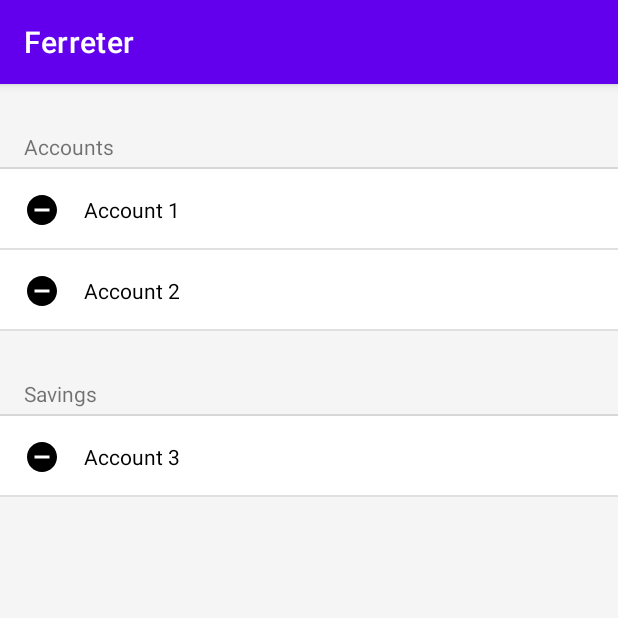
After one commit to trinhan-nguyen/Feretter, an Android app: the DeleteAccountsFragment screen opened through its navigation route, on a phone screen of 412 x 824 dp, the top half of it. The commit adds this screen. Run offline under Robolectric (Android 15) with nearby library versions, the phone set to English and light mode, and no system bars; our stand-ins replace data binding.

Commit message:
Add Delete Accounts: add delete page

```diff
--- a/app/src/main/java/com/paw/ferreter/AccountsFragment.kt
+++ b/app/src/main/java/com/paw/ferreter/AccountsFragment.kt
@@ -4,6 +4,8 @@ import android.os.Bundle
 import android.view.*
 import androidx.databinding.DataBindingUtil
 import androidx.fragment.app.Fragment
+import androidx.navigation.Navigation
+import androidx.navigation.findNavController
 import com.paw.ferreter.databinding.FragmentAccountsBinding
 
 class AccountsFragment : Fragment() {
@@ -37,4 +39,14 @@ class AccountsFragment : Fragment() {
         inflater.inflate(R.menu.accounts_menu, menu)
         super.onCreateOptionsMenu(menu, inflater)
     }
+
+    override fun onOptionsItemSelected(item: MenuItem): Boolean {
+        return when (item.itemId) {
+            R.id.delete_account -> {
+                view?.findNavController()?.navigate(R.id.action_accountsFragment_to_deleteAccountsFragment)
+                true
+            }
+            else -> super.onOptionsItemSelected(item)
+        }
+    }
 }
--- /dev/null
+++ b/app/src/main/java/com/paw/ferreter/DeleteAccountsAdapter.kt
@@ -0,0 +1,62 @@
+package com.paw.ferreter
+
+import android.view.LayoutInflater
+import android.view.View
+import android.view.View.GONE
+import android.view.ViewGroup
+import android.widget.TextView
+import androidx.recyclerview.widget.RecyclerView
+
+class DeleteAccountsAdapter: RecyclerView.Adapter<RecyclerView.ViewHolder>() {
+    var data = listOf<AccountItem>()
+        set(value) {
+            field = value
+            notifyDataSetChanged()
+        }
+
+    override fun onCreateViewHolder(parent: ViewGroup, viewType: Int): RecyclerView.ViewHolder {
+        val layoutInflater = LayoutInflater.from(parent.context)
+
+        return when (viewType) {
+            AccountItemType.SECTION_HEADER.ordinal -> {
+                val view = layoutInflater.inflate(
+                    R.layout.account_section_header_item,
+                    parent,
+                    false
+                )
+                AccountSectionHeaderItemViewHolder(view)
+            }
+            else -> {
+                val view = layoutInflater.inflate(
+                    R.layout.delete_account_item,
+                    parent,
+                    false
+                )
+                DeleteAccountItemViewHolder(view)
+            }
+        }
+    }
+
+    override fun onBindViewHolder(holder: RecyclerView.ViewHolder, position: Int) {
+        val item = data[position]
+        when (holder.itemViewType) {
+            AccountItemType.SECTION_HEADER.ordinal -> {
+                val viewHolder = holder as AccountSectionHeaderItemViewHolder
+                viewHolder.headerTextView.text = item.name
+                viewHolder.balanceTextView.visibility = GONE
+            }
+            else -> {
+                val viewHolder = holder as DeleteAccountItemViewHolder
+                viewHolder.nameTextView.text = item.name
+            }
+        }
+    }
+
+    override fun getItemCount(): Int = data.size
+
+    override fun getItemViewType(position: Int): Int = data[position].type.ordinal
+}
+
+class DeleteAccountItemViewHolder(view: View) : RecyclerView.ViewHolder(view) {
+    val nameTextView: TextView = view.findViewById(R.id.account_name)
+}
--- /dev/null
+++ b/app/src/main/java/com/paw/ferreter/DeleteAccountsFragment.kt
@@ -0,0 +1,37 @@
+package com.paw.ferreter
+
+import android.os.Bundle
+import android.view.LayoutInflater
+import android.view.View
+import android.view.ViewGroup
+import androidx.databinding.DataBindingUtil
+import androidx.fragment.app.Fragment
+import com.paw.ferreter.databinding.FragmentDeleteAccountsBinding
+
+class DeleteAccountsFragment : Fragment() {
+    override fun onCreateView(
+        inflater: LayoutInflater,
+        container: ViewGroup?,
+        savedInstanceState: Bundle?
+    ): View {
+        setHasOptionsMenu(true)
+
+        val binding: FragmentDeleteAccountsBinding = DataBindingUtil.inflate(
+            inflater, R.layout.fragment_delete_accounts, container, false
+        )
+
+        val adapter = DeleteAccountsAdapter()
+        binding.deleteAccountsList.adapter = adapter
+
+        // Just to test the RecyclerView for now
+        adapter.data = listOf(
+            AccountItem(AccountItemType.SECTION_HEADER, "Accounts", "$20,000,000.00"),
+            AccountItem(AccountItemType.ACCOUNT, "Account 1", "$10,000,000.00"),
+            AccountItem(AccountItemType.ACCOUNT, "Account 2", "$10,000,000.00"),
+            AccountItem(AccountItemType.SECTION_HEADER, "Savings", "$10,000,000.00"),
+            AccountItem(AccountItemType.ACCOUNT, "Account 3", "$10,000,000.00"),
+        )
+
+        return binding.root
+    }
+}
--- /dev/null
+++ b/app/src/main/res/drawable/ic_delete_circle_24.xml
@@ -0,0 +1,10 @@
+<vector xmlns:android="http://schemas.android.com/apk/res/android"
+    android:width="24dp"
+    android:height="24dp"
+    android:viewportWidth="24"
+    android:viewportHeight="24"
+    android:tint="?attr/colorControlNormal">
+  <path
+      android:fillColor="@android:color/white"
+      android:pathData="M12,2C6.48,2 2,6.48 2,12s4.48,10 10,10 10,-4.48 10,-10S17.52,2 12,2zM17,13L7,13v-2h10v2z"/>
+</vector>
--- /dev/null
+++ b/app/src/main/res/layout/delete_account_item.xml
@@ -0,0 +1,37 @@
+<?xml version="1.0" encoding="utf-8"?>
+<androidx.constraintlayout.widget.ConstraintLayout xmlns:android="http://schemas.android.com/apk/res/android"
+    xmlns:app="http://schemas.android.com/apk/res-auto"
+    xmlns:tools="http://schemas.android.com/tools"
+    android:layout_width="match_parent"
+    android:layout_height="wrap_content"
+    android:background="?attr/colorSurface">
+
+    <com.google.android.material.button.MaterialButton
+        android:id="@+id/delete_icon"
+        style="@style/Widget.Ferreter.Button.IconOnly"
+        android:layout_width="wrap_content"
+        android:layout_height="wrap_content"
+        app:icon="@drawable/ic_delete_circle_24"
+        app:iconTint="@color/black"
+        app:layout_constraintBottom_toBottomOf="parent"
+        app:layout_constraintStart_toStartOf="parent"
+        app:layout_constraintTop_toTopOf="parent" />
+
+    <TextView
+        android:id="@+id/account_name"
+        android:layout_width="wrap_content"
+        android:layout_height="wrap_content"
+        android:layout_marginVertical="@dimen/standard_spacing"
+        android:textColor="?attr/colorOnSurface"
+        app:layout_constraintBottom_toBottomOf="parent"
+        app:layout_constraintStart_toEndOf="@id/delete_icon"
+        app:layout_constraintTop_toTopOf="parent"
+        tools:text="Saving accounts" />
+
+    <View
+        style="@style/Divider"
+        android:layout_marginTop="@dimen/standard_spacing"
+        app:layout_constraintStart_toStartOf="parent"
+        app:layout_constraintTop_toBottomOf="@id/account_name" />
+
+</androidx.constraintlayout.widget.ConstraintLayout>
--- /dev/null
+++ b/app/src/main/res/layout/fragment_delete_accounts.xml
@@ -0,0 +1,16 @@
+<?xml version="1.0" encoding="utf-8"?>
+<layout xmlns:android="http://schemas.android.com/apk/res/android"
+    xmlns:app="http://schemas.android.com/apk/res-auto">
+
+    <androidx.constraintlayout.widget.ConstraintLayout
+        android:layout_width="match_parent"
+        android:layout_height="match_parent">
+
+        <androidx.recyclerview.widget.RecyclerView
+            android:id="@+id/delete_accounts_list"
+            android:layout_width="match_parent"
+            android:layout_height="match_parent"
+            app:layoutManager="androidx.recyclerview.widget.LinearLayoutManager" />
+
+    </androidx.constraintlayout.widget.ConstraintLayout>
+</layout>
--- a/app/src/main/res/navigation/navigation.xml
+++ b/app/src/main/res/navigation/navigation.xml
@@ -7,5 +7,13 @@
     <fragment
         android:id="@+id/accountsFragment"
         android:name="com.paw.ferreter.AccountsFragment"
-        android:label="AccountsFragment" />
+        android:label="AccountsFragment" >
+        <action
+            android:id="@+id/action_accountsFragment_to_deleteAccountsFragment"
+            app:destination="@id/deleteAccountsFragment" />
+    </fragment>
+    <fragment
+        android:id="@+id/deleteAccountsFragment"
+        android:name="com.paw.ferreter.DeleteAccountsFragment"
+        android:label="DeleteAccountsFragment" />
 </navigation>
--- a/app/src/main/res/values/dimens.xml
+++ b/app/src/main/res/values/dimens.xml
@@ -6,4 +6,7 @@
     <dimen name="large_spacing">32dp</dimen>
 
     <dimen name="divider_height">1dp</dimen>
+
+    <dimen name="icon_size">48dp</dimen>
+    <dimen name="icon_padding">0dp</dimen>
 </resources>
--- /dev/null
+++ b/app/src/main/res/values/styles.xml
@@ -0,0 +1,20 @@
+<?xml version="1.0" encoding="utf-8"?>
+<resources>
+
+    <style name="Divider">
+        <item name="android:layout_width">match_parent</item>
+        <item name="android:layout_height">@dimen/divider_height</item>
+        <item name="android:background">?android:attr/listDivider</item>
+    </style>
+
+    <style name="Widget.Ferreter.Button.IconOnly" parent="Widget.MaterialComponents.Button">
+        <item name="iconPadding">@dimen/icon_padding</item>
+        <item name="android:insetTop">@dimen/icon_padding</item>
+        <item name="android:insetBottom">@dimen/icon_padding</item>
+        <item name="android:paddingLeft">@dimen/standard_spacing</item>
+        <item name="android:paddingRight">@dimen/standard_spacing</item>
+        <item name="android:minWidth">@dimen/icon_size</item>
+        <item name="android:minHeight">@dimen/icon_size</item>
+        <item name="android:background">@android:color/transparent</item>
+    </style>
+</resources>
--- a/app/src/main/res/values/themes.xml
+++ b/app/src/main/res/values/themes.xml
@@ -19,10 +19,4 @@
         <item name="android:colorBackground">@color/grey_100</item>
         <item name="android:listDivider">@color/alpha_12_black</item>
     </style>
-
-    <style name="Divider">
-        <item name="android:layout_width">match_parent</item>
-        <item name="android:layout_height">@dimen/divider_height</item>
-        <item name="android:background">?android:attr/listDivider</item>
-    </style>
 </resources>
```
